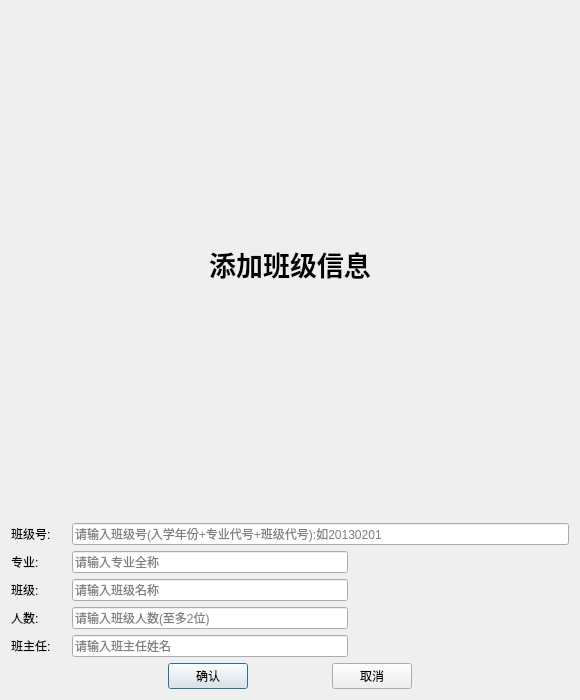
Old version of the form add_class.ui in the repository Zuriel95/stu_manager_sys.
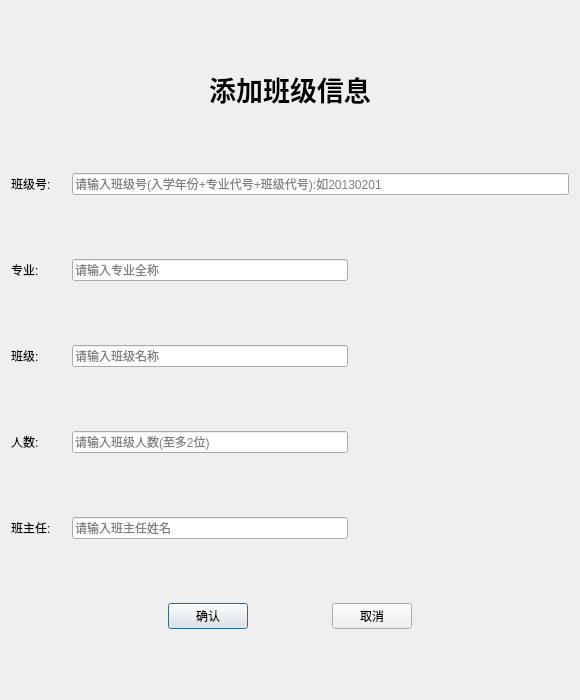
New version of the form.

Diff of the .ui file:
```diff
--- a/add_class.ui
+++ b/add_class.ui
@@ -28,6 +28,12 @@
   <layout class="QVBoxLayout" name="verticalLayout" stretch="3,2,2,2,2,2,2">
    <item>
     <widget class="QLabel" name="label">
+     <property name="sizePolicy">
+      <sizepolicy hsizetype="Preferred" vsizetype="Fixed">
+       <horstretch>0</horstretch>
+       <verstretch>0</verstretch>
+      </sizepolicy>
+     </property>
      <property name="font">
       <font>
        <family>微软雅黑</family>
```
